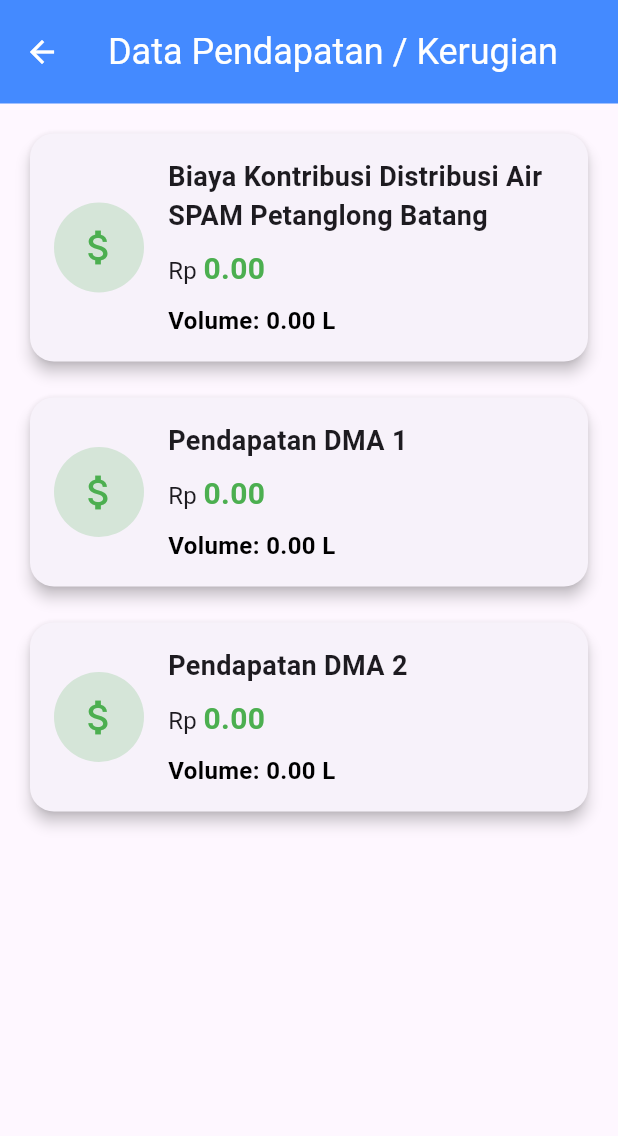
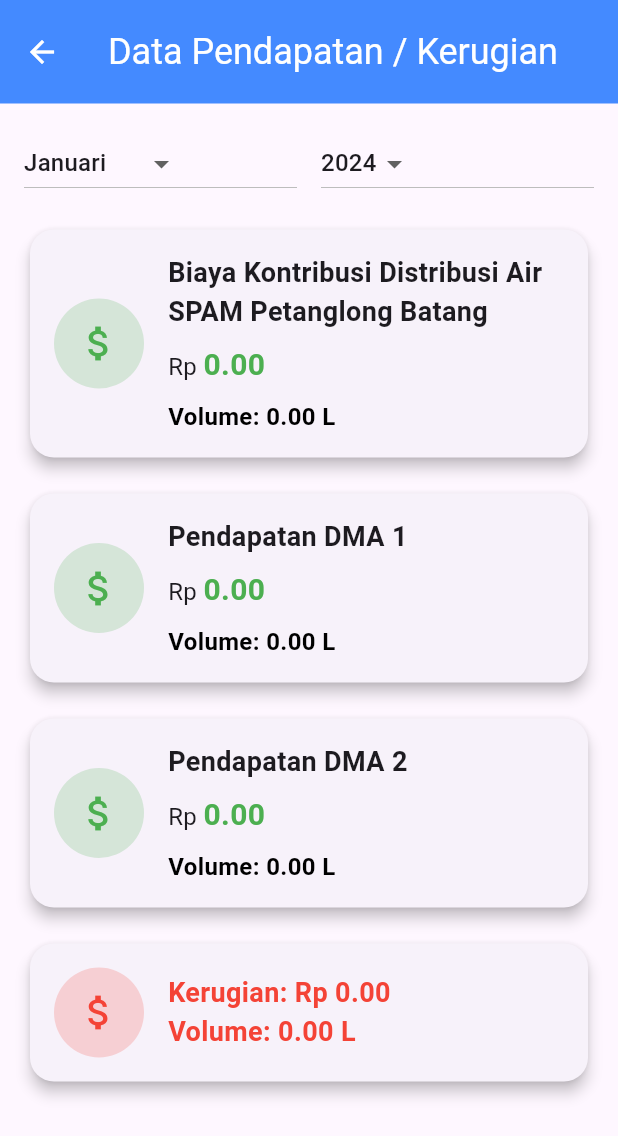
Before and after one commit to 0xtavianized/flutter-iot, a Flutter app: the screen it shows after launch, after a tap on "Pendapatan", on a phone screen of 412 x 824 dp. Shown: the top 1136 px of the screen. Run offline on Flutter 3.47's test engine with Material 3 defaults, Android fonts, the phone set to English and light mode, and no system bars; network calls fail.

Commit message:
Major update

```diff
--- a/lib/main.dart
+++ b/lib/main.dart
@@ -1,10 +1,6 @@
 import 'package:flutter/material.dart';
 import 'package:iotsatya/pendapatan.dart';
-import 'saluran_1.dart';
-import 'saluran_2.dart';
-import 'saluran_3.dart';
 import 'semua.dart';
-import 'suhu.dart';
 import 'history.dart';
 
 void main() {
@@ -64,54 +60,6 @@ class HomePage extends StatelessWidget {
               },
             ),
             _buildIconCard(
-              icon: Icons.account_tree_outlined,
-              label: 'Saluran 1',
-              onTap: () {
-                Navigator.push(
-                  context,
-                  MaterialPageRoute(
-                    builder: (context) => const Saluran1Page(),
-                  ),
-                );
-              },
-            ),
-            _buildIconCard(
-              icon: Icons.account_tree_outlined,
-              label: 'Saluran 2',
-              onTap: () {
-                Navigator.push(
-                  context,
-                  MaterialPageRoute(
-                    builder: (context) => const Saluran2Page(),
-                  ),
-                );
-              },
-            ),
-            _buildIconCard(
-              icon: Icons.account_tree_outlined,
-              label: 'Saluran 3',
-              onTap: () {
-                Navigator.push(
-                  context,
-                  MaterialPageRoute(
-                    builder: (context) => const Saluran3Page(),
-                  ),
-                );
-              },
-            ),
-            _buildIconCard(
-              icon: Icons.thermostat,
-              label: 'Suhu',
-              onTap: () {
-                Navigator.push(
-                  context,
-                  MaterialPageRoute(
-                    builder: (context) => const SuhuPage(),
-                  ),
-                );
-              },
-            ),
-            _buildIconCard(
               icon: Icons.watch_later_outlined,
               label: 'History',
               onTap: () {
@@ -130,12 +78,7 @@ class HomePage extends StatelessWidget {
                 Navigator.push(
                   context,
                   MaterialPageRoute(
-                    builder: (context) => const PendapatanPage(
-                      volume5: 0.0,
-                      volume6: 0.0,
-                      volume7: 0.0,
-                      volumeAirHilang: 0.0,
-                    ),
+                    builder: (context) => const PendapatanPage(),
                   ),
                 );
               },
--- a/lib/pendapatan.dart
+++ b/lib/pendapatan.dart
@@ -4,12 +4,7 @@ import 'package:http/http.dart' as http;
 import 'dart:async';
 
 class PendapatanPage extends StatefulWidget {
-  const PendapatanPage(
-      {super.key,
-      required double volume5,
-      required double volume7,
-      required double volume6,
-      required double volumeAirHilang});
+  const PendapatanPage({super.key});
 
   @override
   State<PendapatanPage> createState() => _PendapatanState();
@@ -19,7 +14,6 @@ class _PendapatanState extends State<PendapatanPage> {
   String? field5Data;
   String? field6Data;
   String? field7Data;
-  String? airHilang;
   bool isLoading = true;
   late Timer timer;
 
@@ -32,6 +26,9 @@ class _PendapatanState extends State<PendapatanPage> {
   double revenueField6 = 0.0;
   double revenueField7 = 0.0;
   double loss = 0.0;
+
+  String selectedMonth = '01';
+  String selectedYear = '2024';
 
   double calculateRevenue(double volume) {
     return (volume / 100) * (volume <= 100 ? 2500 : 3200);
@@ -55,17 +52,18 @@ class _PendapatanState extends State<PendapatanPage> {
   Future<void> _fetchData() async {
     const channelId = '2783698';
     const apiKey = 'FOH29NJIHQ4DT1E7';
-    const url =
-        'https://api.thingspeak.com/channels/$channelId/feeds/last.json?api_key=$apiKey';
+
+    final url =
+        'https://api.thingspeak.com/channels/$channelId/feeds.json?api_key=$apiKey&start=$selectedYear-$selectedMonth-01&end=$selectedYear-$selectedMonth-30';
 
     try {
       final response = await http.get(Uri.parse(url));
       if (response.statusCode == 200) {
         final jsonResponse = json.decode(response.body);
         setState(() {
-          field5Data = jsonResponse['field5'] ?? '0';
-          field6Data = jsonResponse['field6'] ?? '0';
-          field7Data = jsonResponse['field7'] ?? '0';
+          field5Data = jsonResponse['feeds'][0]['field5'] ?? '0';
+          field6Data = jsonResponse['feeds'][0]['field6'] ?? '0';
+          field7Data = jsonResponse['feeds'][0]['field7'] ?? '0';
 
           final double debit5 = double.tryParse(field5Data!) ?? 0;
           final double debit6 = double.tryParse(field6Data!) ?? 0;
@@ -85,10 +83,9 @@ class _PendapatanState extends State<PendapatanPage> {
             volumeAirHilang =
                 ((volume5 - (volume6 + volume7)) * timeInMinutes).abs();
             loss = calculateRevenue(volumeAirHilang);
-            airHilang = loss.toStringAsFixed(2);
           } else {
-            airHilang = '0';
             volumeAirHilang = 0.0;
+            loss = 0.0;
           }
 
           isLoading = false;
@@ -137,6 +134,64 @@ class _PendapatanState extends State<PendapatanPage> {
                 padding: const EdgeInsets.all(16.0),
                 child: Column(
                   children: [
+                    Row(
+                      children: [
+                        Expanded(
+                          child: DropdownButton<String>(
+                            value: selectedMonth,
+                            items: [
+                              {'01': 'Januari'},
+                              {'02': 'Februari'},
+                              {'03': 'Maret'},
+                              {'04': 'April'},
+                              {'05': 'Mei'},
+                              {'06': 'Juni'},
+                              {'07': 'Juli'},
+                              {'08': 'Agustus'},
+                              {'09': 'September'},
+                              {'10': 'Oktober'},
+                              {'11': 'November'},
+                              {'12': 'Desember'},
+                            ].map((month) {
+                              final key = month.keys.first;
+                              final value = month[key]!;
+                              return DropdownMenuItem<String>(
+                                value: key,
+                                child: Text(value),
+                              );
+                            }).toList(),
+                            onChanged: (value) {
+                              setState(() {
+                                selectedMonth = value!;
+                                isLoading = true;
+                              });
+                              _fetchData();
+                            },
+                          ),
+                        ),
+                        const SizedBox(width: 16.0),
+                        Expanded(
+                          child: DropdownButton<String>(
+                            value: selectedYear,
+                            items: List.generate(5, (index) {
+                              int year = DateTime.now().year - index;
+                              return DropdownMenuItem<String>(
+                                value: year.toString(),
+                                child: Text(year.toString()),
+                              );
+                            }),
+                            onChanged: (value) {
+                              setState(() {
+                                selectedYear = value!;
+                                isLoading = true;
+                              });
+                              _fetchData();
+                            },
+                          ),
+                        ),
+                      ],
+                    ),
+                    const SizedBox(height: 16.0),
                     _buildDataCard(
                       title:
                           'Biaya Kontribusi Distribusi Air SPAM Petanglong Batang',
@@ -164,10 +219,8 @@ class _PendapatanState extends State<PendapatanPage> {
                       icon: Icons.attach_money_outlined,
                       color: Colors.green,
                     ),
-                    if (airHilang != null) ...[
-                      const SizedBox(height: 16.0),
-                      _buildairHilangCard(),
-                    ],
+                    const SizedBox(height: 16.0),
+                    _buildAirHilangCard(),
                   ],
                 ),
               ),
@@ -175,7 +228,7 @@ class _PendapatanState extends State<PendapatanPage> {
     );
   }
 
-  Widget _buildairHilangCard() {
+  Widget _buildAirHilangCard() {
     return Card(
       elevation: 4.0,
       shape: RoundedRectangleBorder(borderRadius: BorderRadius.circular(16.0)),
@@ -192,7 +245,7 @@ class _PendapatanState extends State<PendapatanPage> {
             const SizedBox(width: 16.0),
             Expanded(
               child: Text(
-                'Kerugian: Rp $airHilang \nVolume: ${volumeAirHilang.toStringAsFixed(2)} L',
+                'Kerugian: Rp ${loss.toStringAsFixed(2)}\nVolume: ${volumeAirHilang.toStringAsFixed(2)} L',
                 style: const TextStyle(
                   fontSize: 18.0,
                   fontWeight: FontWeight.bold,
```
Also changed, not shown: lib/saluran_1.dart (deleted, +0 -135 lines), lib/saluran_2.dart (deleted, +0 -135 lines), lib/saluran_3.dart (deleted, +0 -135 lines), lib/suhu.dart (deleted, +0 -135 lines).
